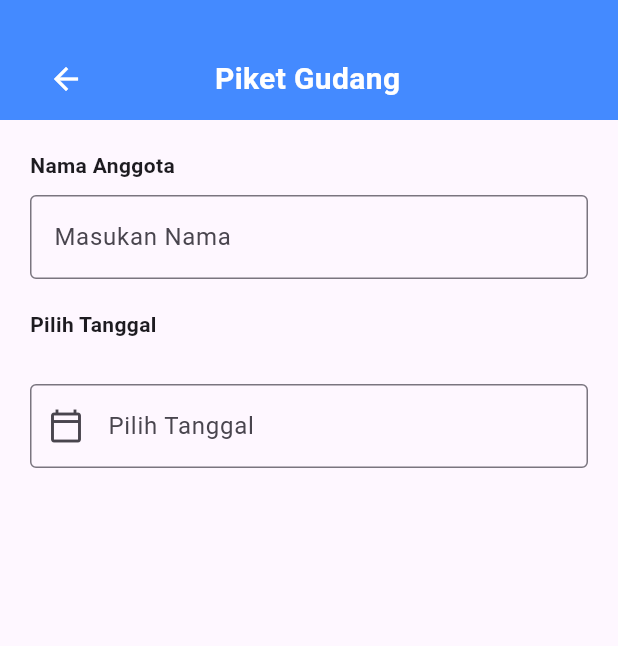
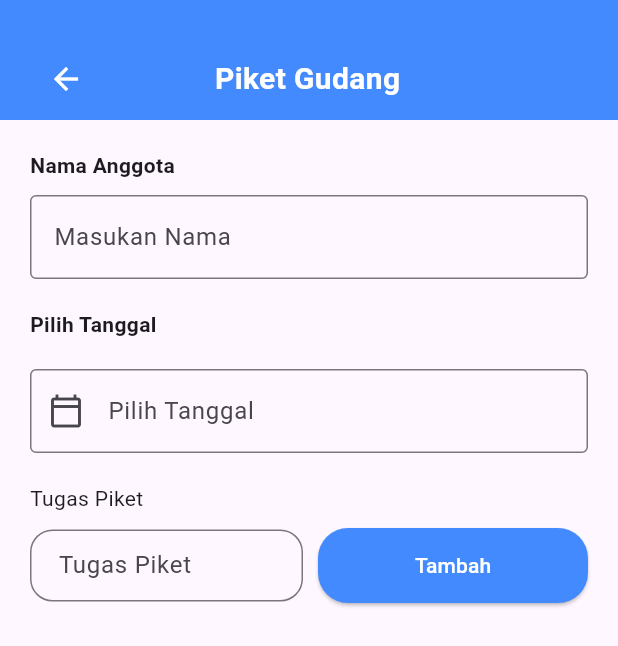
Before and after one commit to Muhammadalif1213/20220140075_UCP1Flutter, a Flutter app: the PiketPage screen opened directly with empty values, on a phone screen of 412 x 824 dp. Shown: the top 646 px of the screen. Run offline on Flutter 3.47's test engine with Material 3 defaults, Android fonts, the phone set to English and light mode, and no system bars.

Commit message:
Menambahkan field input tugas dan tombol tambah tugas dengan menggunakan fungsi addTask.

```diff
--- a/lib/piket_page.dart
+++ b/lib/piket_page.dart
@@ -127,7 +127,6 @@ class _PiketPageState extends State<PiketPage> {
                           'Pilih Tanggal',
                           style: TextStyle(fontWeight: FontWeight.bold),
                         ),
-                        const SizedBox(height: 10),
                         const SizedBox(height: 20),
                         TextFormField(
                           controller: tanggalController,
@@ -144,6 +143,50 @@ class _PiketPageState extends State<PiketPage> {
                             ),
                           ),
                         ),
+                        const SizedBox(height: 20),
+                    Column(
+                      crossAxisAlignment: CrossAxisAlignment.start,
+                      children: [
+                        Text('Tugas Piket'),
+                        const SizedBox(height: 10),
+                        Row(
+                          mainAxisAlignment: MainAxisAlignment.spaceAround,
+                          crossAxisAlignment: CrossAxisAlignment.center,
+                          children: [
+                            Expanded(
+                              child: TextFormField(
+                                controller: tugasController,
+                                decoration: InputDecoration(
+                                  contentPadding: EdgeInsets.symmetric(
+                                    vertical: 10,
+                                    horizontal: 15,
+                                  ),
+                                  hintText: 'Tugas Piket',
+                                  border: OutlineInputBorder(
+                                    borderRadius: BorderRadius.circular(15),
+                                  ),
+                                ),
+                              ),
+                            ),
+                            const SizedBox(width: 10),
+                            ElevatedButton(
+                              style: ElevatedButton.styleFrom(
+                                shape: RoundedRectangleBorder(
+                                  borderRadius: BorderRadius.circular(20),
+                                ),
+                                backgroundColor: Colors.blueAccent,
+                                minimumSize: Size(180, 50),
+                              ),
+                              onPressed: addTask,
+                              child: Text(
+                                'Tambah',
+                                style: TextStyle(color: Colors.white),
+                              ),
+                            ),
+                          ],
+                        ),
+                      ],
+                    ),
                       ],
                     ),
                   ],
```
